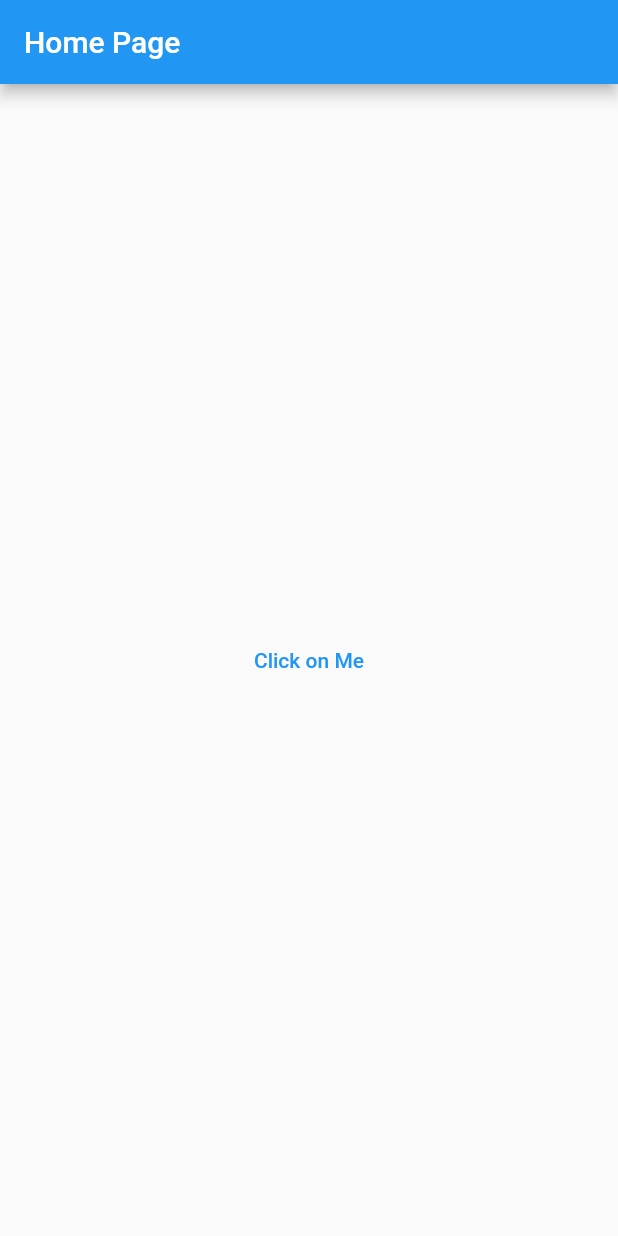
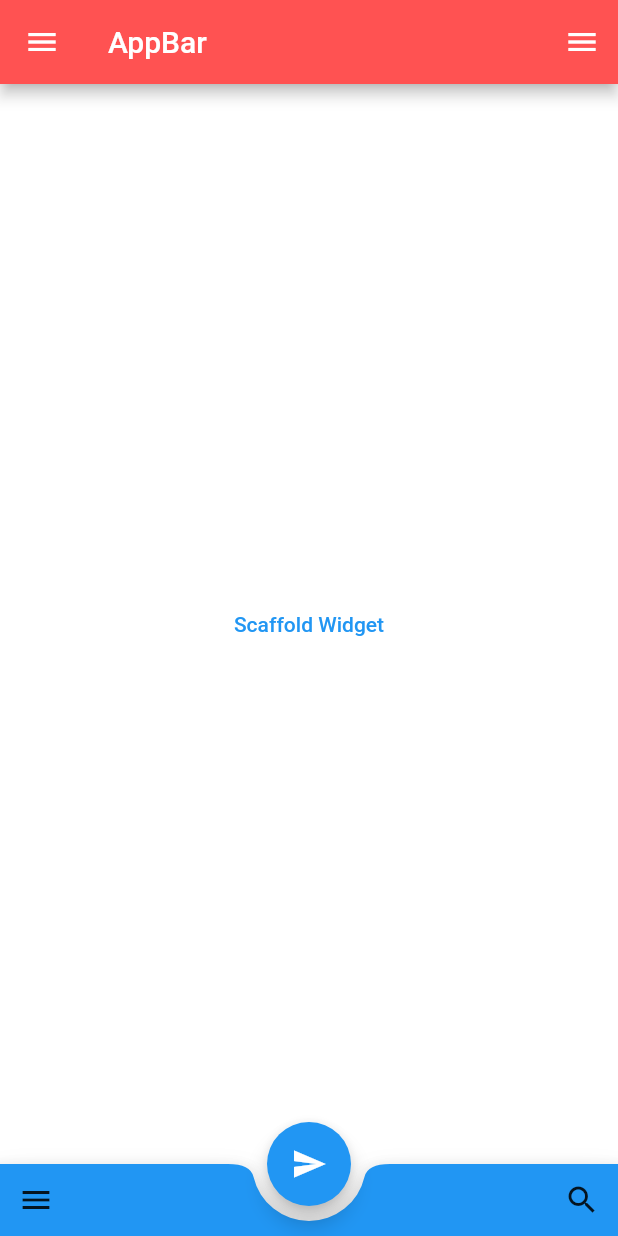
Before and after one commit to moocstudent/myfirst_flutter_project, a Flutter app: the screen it shows after launch, on a phone screen of 412 x 824 dp. Run offline on Flutter 3.47's test engine with Material 2 defaults, Android fonts, the light colour scheme and no system bars.

Commit message:
scaffold熟悉

```diff
--- /dev/null
+++ b/lib/20230108/scaffoldDemo.dart
@@ -0,0 +1,146 @@
+import 'package:flutter/material.dart';
+
+void main() {
+  runApp(MyApp());
+}
+
+class MyApp extends StatelessWidget {
+  @override
+  Widget build(BuildContext context) {
+    return MaterialApp(
+      initialRoute: '/',
+      routes: {
+        '/': (context) => HomePage(),
+        '/secondScreen': (context) => SecondScreen(
+              word: 'Hello',
+              val: 4,
+            ),
+      },
+    );
+  }
+}
+
+class HomePage extends StatelessWidget {
+  @override
+  Widget build(BuildContext context) {
+    return Scaffold(
+        appBar: AppBar(
+          title: Text("AppBar"), // title of appbar
+          backgroundColor: Colors.redAccent, // background color of appbar
+        ),
+        backgroundColor: Colors.white,
+        floatingActionButton: FloatingActionButton(
+          //Floating action button on Scaffold
+          //To pass data to the back page, you need to put Navigator.push() method
+          //on "Click on Me" or any back buttons like below:
+          //传递参数到上一页时需要这样设置
+          onPressed: () async {
+            var backdata = await Navigator.push(context,
+                MaterialPageRoute(builder: (context) {
+              return SecondScreen(word: "Hello", val: 4);
+            }));
+            print(backdata);
+          },
+          child: Icon(Icons.send), // icon inside button
+        ),
+        //This property is used to set location of Floating action button on the screen.
+        floatingActionButtonLocation: FloatingActionButtonLocation.centerDocked,
+        //drawer on scaffold,open with left menu icon
+        drawer: Drawer(
+          //drawer navigation on scaffold
+          child: SafeArea(
+            child: Column(
+              //column widget
+              children: [
+                ListTile(
+                  leading: Icon(Icons.home),
+                  title: Text("Home Page"),
+                  subtitle: Text("Subtitle menu 1"),
+                  onTap: () {
+                    //fixme not work
+                    (context) => HomePage();
+                  },
+                ),
+                ListTile(
+                    leading: Icon(Icons.search),
+                    title: Text("Search Page"),
+                    subtitle: Text("Subtitle menu 1"),
+                    onTap: () {
+                      //fixme not work
+                      (context) => SecondScreen(word: "searchWord", val: 5);
+                    }),
+
+                //put more menu items here
+              ],
+            ),
+          ),
+        ),
+        //drawer on scaffold,open with left menu icon
+        endDrawer: Drawer(),
+        bottomNavigationBar: BottomAppBar(//bottom navigation bar on scaffold
+          shape: CircularNotchedRectangle(), //shape of notch
+          notchMargin: 10, //notche margin between floating button and bottom appbar
+          //bottom navigation bar on scaffold
+          child: Row( //children inside bottom appbar
+            mainAxisSize: MainAxisSize.max,
+            mainAxisAlignment: MainAxisAlignment.spaceBetween,
+              children:[
+                IconButton(onPressed: (){}, icon: Icon(Icons.menu)),
+                IconButton(onPressed: (){}, icon: Icon(Icons.search)),
+              ]
+          ),
+
+          color: Colors.blue,
+          // items: [ //items inside navigation bar
+          //   BottomNavigationBarItem(
+          //     icon: Icon(Icons.add),
+          //     label: "Button 1",
+          //   ),
+          //   BottomNavigationBarItem(
+          //     icon: Icon(Icons.search),
+          //     label: "Button 2",
+          //   ),
+          //   BottomNavigationBarItem(
+          //     icon: Icon(Icons.camera),
+          //     label: "Button 3",
+          //   ),
+          //
+          //   //put more items here
+          // ],
+        ),
+        body: Center(
+            child: TextButton(
+          onPressed: () {
+            print("scaffold widget text button clicked");
+          },
+          child: Text("Scaffold Widget"),
+        )));
+  }
+}
+
+class SecondScreen extends StatelessWidget {
+  //声明变量为late也就是说明等到真正使用时再初始化
+  late String word;
+  late int val;
+
+  @override
+  Widget build(BuildContext context) {
+    return Scaffold(
+        appBar: AppBar(
+          title: Text("Second Page"),
+        ),
+        body: Center(
+            child: TextButton(
+          //很明显$是引用变量
+          child: Text("Word:$word,Value:$val,- Go Back"), //go back button
+          onPressed: () {
+            //you need to put like widget.word on stateful widgets.
+            //这条returntext会在返回时由"backdata"打印
+            Navigator.pop(context, "returntext");
+          },
+        )));
+  }
+
+  //构造器参数使用{}内的参数在穿参时要声明参数名
+  SecondScreen({required this.word, required this.val});
+}
```
Also changed, not shown: lib/202301031322/navAndRouting.dart (+73 -110 lines).
